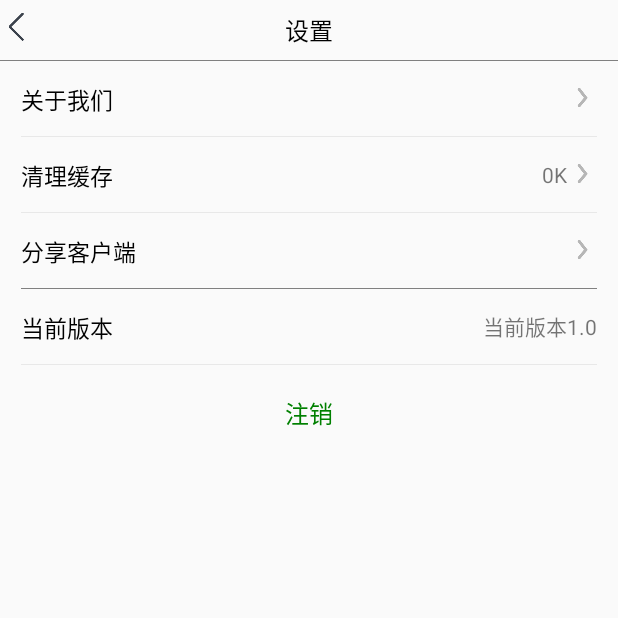
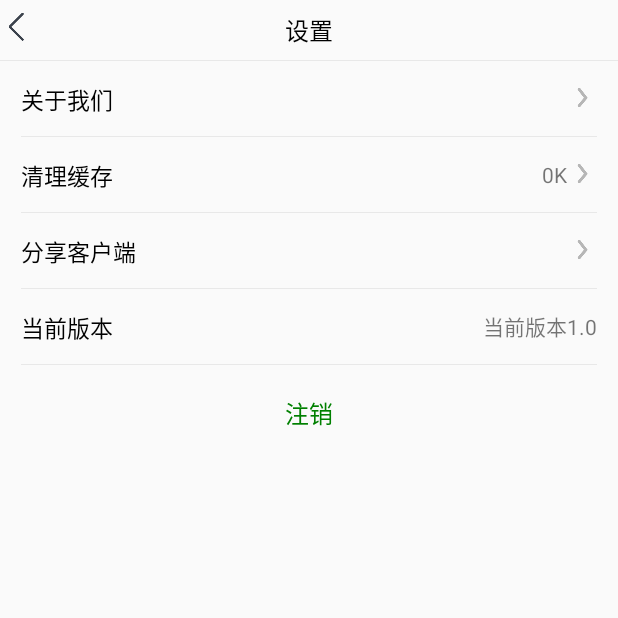
Before and after one commit to gehangIT/MayiNews, an Android app: the SettingActivity screen opened directly, with no data from a screen before it, on a phone screen of 412 x 824 dp, the top half of it. Run offline under Robolectric (Android 15) with nearby library versions, the phone set to English and light mode, and no system bars; our stand-ins replace ButterKnife; libraries missing offline, so code that uses them is left out: com.aliyun.common.

Commit message:
设置界面

```diff
--- a/app/src/main/res/layout/activity_set.xml
+++ b/app/src/main/res/layout/activity_set.xml
@@ -28,12 +28,14 @@
         android:text="设置"
         android:textColor="@color/black"
         android:textSize="16sp"
+
         android:id="@+id/tv_setting" />
   </RelativeLayout>
   <View
+      android:background="@color/gh_gray"
       android:layout_width="match_parent"
       android:layout_height="0.5dp"
-    android:background="@color/gray"/>
+     />
   <LinearLayout
       android:id="@+id/tv_aboutWe"
       android:gravity="center_vertical"
@@ -119,7 +121,7 @@
       android:layout_marginRight="14dp"
       android:layout_width="match_parent"
       android:layout_height="0.5dp"
-      android:background="@color/gray"/>
+      android:background="@color/gh_gray"/>
   <LinearLayout
       android:gravity="center_vertical"
       android:padding="14dp"
```
